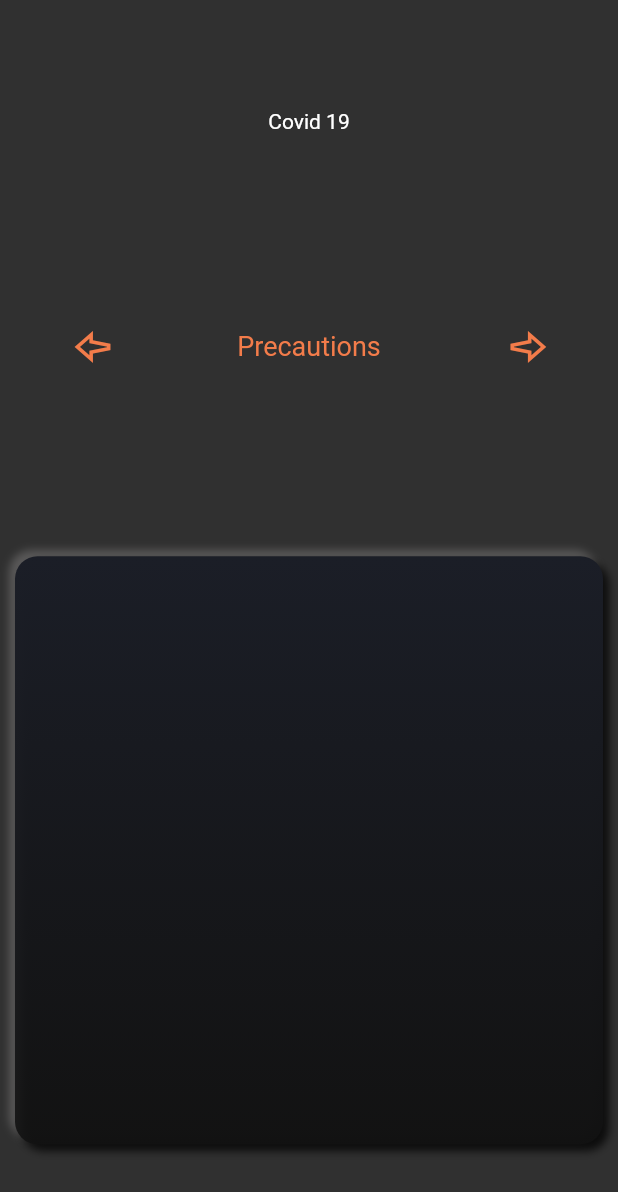
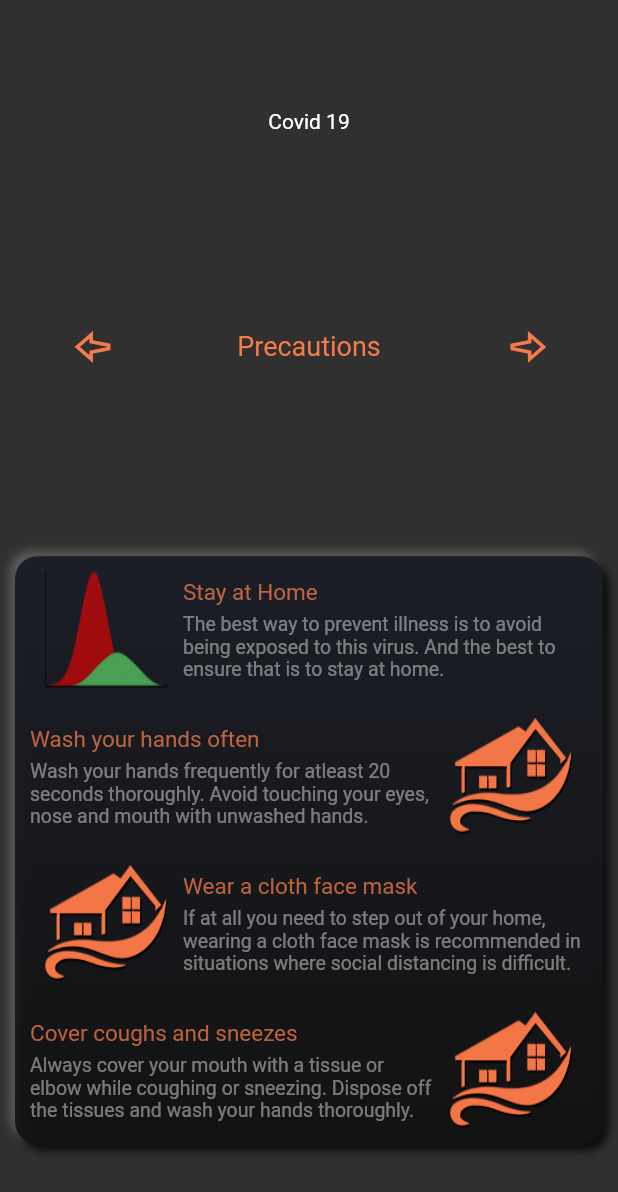
Before and after one commit to arpank10/Covid-19-Flutter, a Flutter app: the Contacts widget shown alone on an empty page, opened directly, after a tap on an icon or button, on a phone screen of 412 x 824 dp. Shown: the top 1192 px of the screen. Run offline on Flutter 3.47's test engine with Material 2 defaults, Android fonts, the phone set to English and light mode, and no system bars; our stand-ins replace fl_chart, flutter_svg, liquid_swipe, shared_preferences, sqflite; accounts and stored records are empty; network calls fail; Roboto replaces fonts that are missing (Hind); statements that could not run were skipped.

Commit message:
precautions added, need to design and add images for it

```diff
--- a/assets/details.json
+++ b/assets/details.json
@@ -18,7 +18,26 @@
     }
   ],
   "Precautions": [
-
+    {
+      "title": "Stay at Home",
+      "image": "assets/chart.png",
+      "description": "The best way to prevent illness is to avoid being exposed to this virus. And the best to ensure that is to stay at home."
+    },
+    {
+      "title": "Wash your hands often",
+      "image": "assets/home.png",
+      "description": "Wash your hands frequently for atleast 20 seconds thoroughly. Avoid touching your eyes, nose and mouth with unwashed hands."
+    },
+    {
+      "title": "Wear a cloth face mask",
+      "image": "assets/home.png",
+      "description": "If at all you need to step out of your home, wearing a cloth face mask is recommended in situations where social distancing is difficult."
+    },
+    {
+      "title": "Cover coughs and sneezes",
+      "image": "assets/home.png",
+      "description": "Always cover your mouth with a tissue or elbow while coughing or sneezing. Dispose off the tissues and wash your hands thoroughly."
+    }
   ],
   "Helplines": [
 
--- a/lib/Database/details.dart
+++ b/lib/Database/details.dart
@@ -13,5 +13,24 @@ class Link{
     Link link = new Link(text, url);
     return link;
   }
+}
 
+class Precaution{
+  String text;
+  String image;
+  String description;
+
+  Precaution(String text, String image, String description){
+    this.text = text;
+    this.image = image;
+    this.description = description;
+  }
+
+  factory Precaution.fromJson(dynamic json) {
+    String text = json['title'];
+    String image = json['image'];
+    String description = json['description'];
+    Precaution precaution = new Precaution(text, image, description);
+    return precaution;
+  }
 }
--- a/lib/Helpers/constants.dart
+++ b/lib/Helpers/constants.dart
@@ -98,6 +98,8 @@ const propTopPadding = 20.0;
 //Contacts Page
 const propCurrentBox = 18.0;
 const propContactsBox = 2.0;
+const propPrecautionTile = 8.0;
+const propPrecautionImage = 10.0;
 
 //Flex values
 const flexTopQuote = 5;
--- a/lib/Widgets/Features/Contacts/contacts.dart
+++ b/lib/Widgets/Features/Contacts/contacts.dart
@@ -155,11 +155,113 @@ class _ContactsState extends State<Contacts> {
   }
 
   Widget getPrecautions(){
+    return FutureBuilder(
+      future: jsonData,
+      builder: (context, snapshot) {
+        if(snapshot.hasData){
+          String data = snapshot.data;
 
+          var precautionObjects = jsonDecode(data)["Precautions"] as List;
+          List<Precaution> precautions = precautionObjects.map((precautionJson) => Precaution.fromJson(precautionJson)).toList();
+
+          return Scrollbar(
+            child: ListView.builder(
+              itemCount: precautions.length,
+              itemBuilder: (BuildContext context, int index) {
+                return Container(
+                  height: screenHeight(context, dividedBy: propPrecautionTile) - screenHeight(context, dividedBy: propPaddingSmall),
+                  padding: EdgeInsets.all(screenHeight(context, dividedBy: propPaddingLarge)),
+                  child: Row(
+                    mainAxisAlignment: MainAxisAlignment.spaceAround,
+
+                    children: <Widget>[
+                      index%2==0?getRowImage(precautions[index].image):getRowText(precautions[index].text, precautions[index].description),
+                      index%2==1?getRowImage(precautions[index].image):getRowText(precautions[index].text, precautions[index].description),
+                    ],
+                  ),
+                );
+              }
+            ),
+          );
+        }
+        return Center(
+          child: CircularProgressIndicator(),
+        );
+      }
+    );
+  }
+
+  Widget getRowImage(String image){
+    return Padding(
+      padding: EdgeInsets.symmetric(horizontal: screenHeight(context, dividedBy: propPaddingLarge)),
+      child: Image(
+        height: screenHeight(context, dividedBy: propPrecautionImage),
+        width: screenHeight(context, dividedBy: propPrecautionImage),
+        image: AssetImage(image),
+        fit: BoxFit.fill,
+      ),
+    );
+  }
+
+  Widget getRowText(String title, String description){
+    return Flexible(
+      child: Column(
+        mainAxisAlignment: MainAxisAlignment.spaceEvenly,
+        crossAxisAlignment: CrossAxisAlignment.start,
+        children: <Widget>[
+          Text(
+            title,
+            style: TextStyle(
+              color: faded_orange,
+              fontSize: 15.0
+            ),
+            textScaleFactor: 1.0,
+          ),
+          Text(
+            description,
+            style: TextStyle(fontSize:13.0,color: secondary_text.withOpacity(0.50)),
+            textScaleFactor: 1.0,
+          ),
+        ],
+      ),
+    );
   }
 
   Widget getHelplines(){
+    return FutureBuilder(
+      future: jsonData,
+      builder: (context, snapshot) {
+        if(snapshot.hasData){
+          String data = snapshot.data;
 
+          var linksObject = jsonDecode(data)["Links"] as List;
+          List<Link> links = linksObject.map((linkJson) => Link.fromJson(linkJson)).toList();
+
+          return Scrollbar(
+            child: ListView.builder(
+              itemCount: links.length,
+              itemBuilder: (BuildContext context, int index) {
+                return ListTile(
+                  title: Text(
+                    links[index].text,
+                    style: TextStyle(
+                      color: orange,
+                      decoration: TextDecoration.underline,
+                    ),
+                  ),
+                  onTap: (){
+                    _launchURL(links[index].url);
+                  },
+                );
+              }
+            ),
+          );
+        }
+        return Center(
+          child: CircularProgressIndicator(),
+        );
+      }
+    );
   }
 
   _launchURL(String url) async {
```
